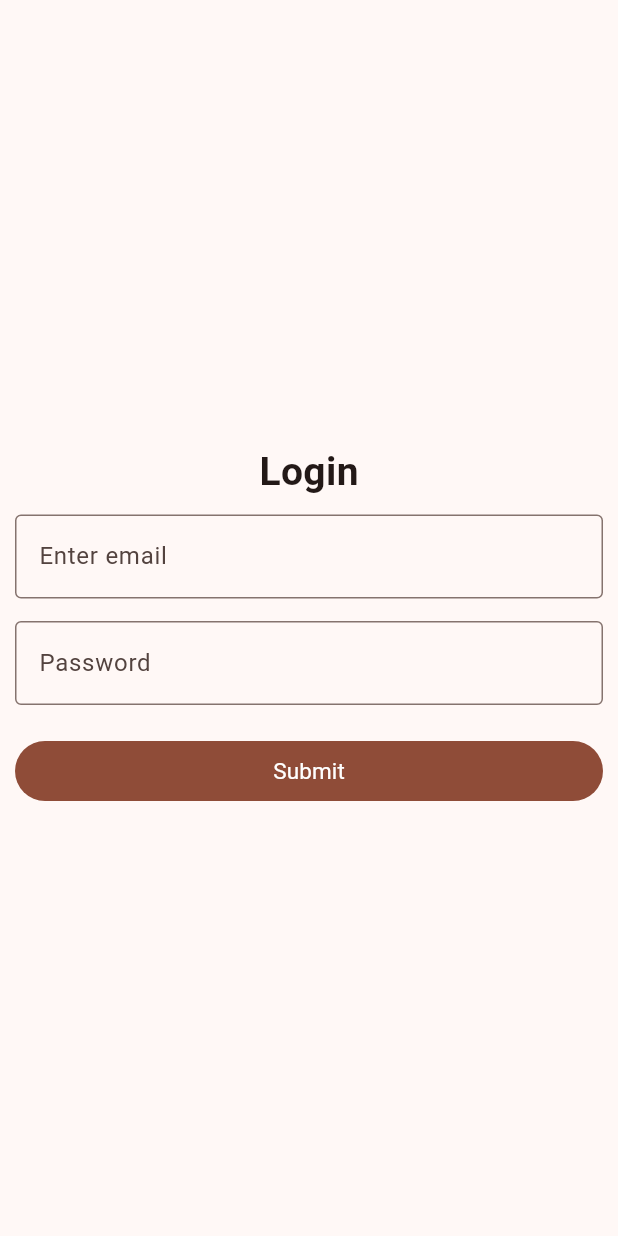
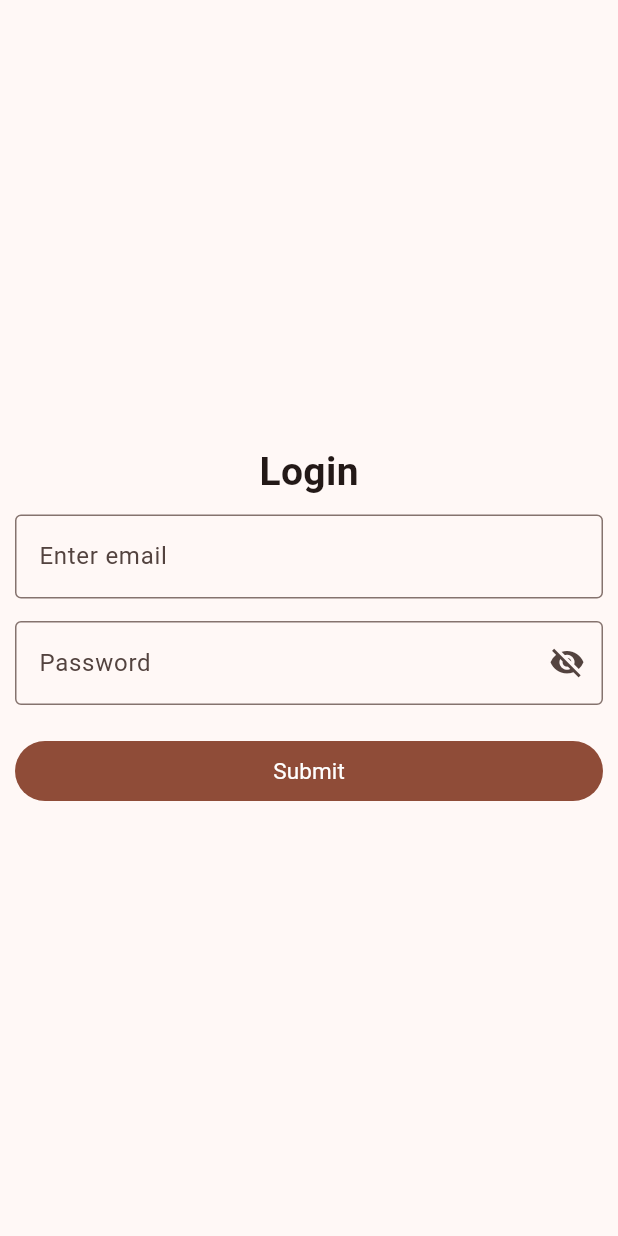
Before and after one commit to Andrewananda/flutter_network_calls, a Flutter app: the screen it shows after launch, on a phone screen of 412 x 824 dp. Run offline on Flutter 3.47's test engine with Material 3 defaults, Android fonts, the phone set to English and light mode, and no system bars; our stand-ins replace dio, loading_animation_widget, shared_preferences.

Commit message:
added error handlign

```diff
--- a/lib/auth/Login.dart
+++ b/lib/auth/Login.dart
@@ -20,6 +20,7 @@ class _LoginScreenState extends State<LoginScreen> {
   late LoginViewModel viewModel;
   String email = "";
   String password = "";
+  bool passwordHidden = true;
 
 
   @override
@@ -27,6 +28,32 @@ class _LoginScreenState extends State<LoginScreen> {
     // TODO: implement initState
     super.initState();
     viewModel = Provider.of<LoginViewModel>(context, listen: false);
+  }
+
+  Future<void> _showDialog(BuildContext context, String message) async {
+    return showDialog<void>(
+        context: context,
+        builder: (BuildContext context) {
+          return AlertDialog(
+            title: const Center(
+              child: Text("Error!", textAlign: TextAlign.center),
+            ),
+            content: Text(message, textAlign: TextAlign.center),
+            actions: [
+              TextButton(
+                child: const Center(
+                  child: Text('OK', textAlign: TextAlign.center),
+                ),
+                onPressed: () {
+                 viewModel.clearErrorMessage();
+                  Navigator.of(context).pop();
+                  // Navigator.of(context).dispose();
+                },
+              )
+            ],
+          );
+    }
+    );
   }
 
 
@@ -38,6 +65,9 @@ class _LoginScreenState extends State<LoginScreen> {
           builder: (context, viewModel, child){
             if(viewModel.networkResponse.status == Status.COMPLETED) {
               Future.microtask(() => navigate(context, const HomeScreen()));
+            }
+            else if (viewModel.networkResponse.status == Status.ERROR) {
+              Future.microtask(() => _showDialog(context, viewModel.networkResponse.message ?? "An error occurred"));
             }
 
             return SafeArea(
@@ -83,11 +113,19 @@ class _LoginScreenState extends State<LoginScreen> {
                                         ),
                                         const SizedBox(height: 15),
                                         TextFormField(
-                                          obscureText: true,
-                                          decoration: const InputDecoration(
-                                            border: OutlineInputBorder(),
+                                          obscureText: passwordHidden,
+                                          decoration: InputDecoration(
+                                            border: const OutlineInputBorder(),
                                             labelText: 'Password',
                                             hintText: 'Enter Password',
+                                            suffixIcon: InkWell(
+                                              child: Icon(passwordHidden ? Icons.visibility_off_sharp : Icons.visibility),
+                                              onTap: () {
+                                                setState(() {
+                                                  passwordHidden = !passwordHidden;
+                                                });
+                                              },
+                                            )
                                           ),
                                           onChanged: (String text) {
                                             setState(() {
--- a/lib/auth/viewModel/login_view_model.dart
+++ b/lib/auth/viewModel/login_view_model.dart
@@ -83,4 +83,10 @@ class LoginViewModel extends ChangeNotifier {
 
   }
 
+
+  void clearErrorMessage() {
+    _networkResponse = NetworkResponse.initial("Cleared error message");
+    notifyListeners();
+  }
+
 }
--- a/lib/main.dart
+++ b/lib/main.dart
@@ -31,7 +31,7 @@ class MyApp extends StatelessWidget {
   @override
   Widget build(BuildContext context) {
     return MaterialApp(
-      title: 'Flutter Demo',
+      title: 'Network App',
       theme: ThemeData(
         colorScheme: ColorScheme.fromSeed(seedColor: Colors.deepOrange),
         useMaterial3: true,
@@ -45,7 +45,7 @@ class MyApp extends StatelessWidget {
 
       ),
       debugShowCheckedModeBanner: false,
-      home: const MyHomePage(title: 'Flutter Demo Home Page'),
+      home: const MyHomePage(title: 'Network App'),
     );
   }
 }
```
